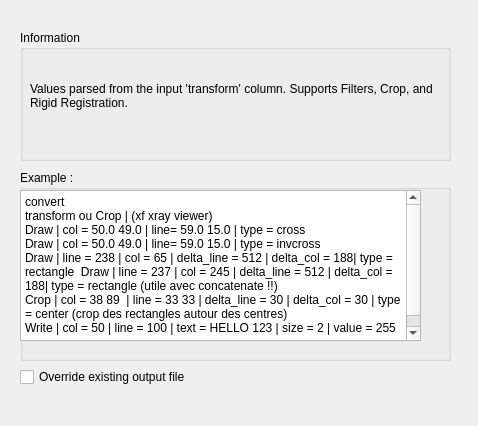
The window that orangecontrib/IMG4IT/widgets/designer/ow_image_apply_transform.ui (TigerODM/TigerODM) describes before a commit, drawn with Qt 5.
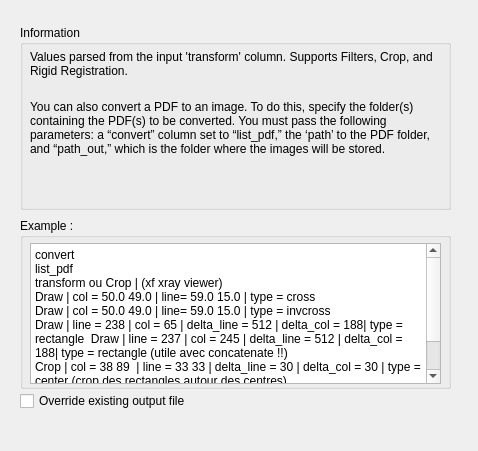
The same window after the commit.

What changed in the file:
```diff
--- a/orangecontrib/IMG4IT/widgets/designer/ow_image_apply_transform.ui
+++ b/orangecontrib/IMG4IT/widgets/designer/ow_image_apply_transform.ui
@@ -7,7 +7,7 @@
     <x>0</x>
     <y>0</y>
     <width>478</width>
-    <height>426</height>
+    <height>451</height>
    </rect>
   </property>
   <property name="windowTitle">
@@ -17,9 +17,9 @@
    <property name="geometry">
     <rect>
      <x>20</x>
-     <y>30</y>
+     <y>25</y>
      <width>431</width>
-     <height>131</height>
+     <height>185</height>
     </rect>
    </property>
    <property name="title">
@@ -29,14 +29,36 @@
     <property name="geometry">
      <rect>
       <x>10</x>
-      <y>30</y>
+      <y>25</y>
       <width>411</width>
-      <height>71</height>
+      <height>45</height>
      </rect>
     </property>
     <property name="text">
      <string>Values parsed from the input 'transform' column. Supports Filters, Crop, and Rigid Registration.</string>
     </property>
+    <property name="alignment">
+     <set>Qt::AlignLeading|Qt::AlignLeft|Qt::AlignTop</set>
+    </property>
+    <property name="wordWrap">
+     <bool>true</bool>
+    </property>
+   </widget>
+   <widget class="QLabel" name="Description_info_2">
+    <property name="geometry">
+     <rect>
+      <x>10</x>
+      <y>75</y>
+      <width>411</width>
+      <height>105</height>
+     </rect>
+    </property>
+    <property name="text">
+     <string>You can also convert a PDF to an image. To do this, specify the folder(s) containing the PDF(s) to be converted. You must pass the following parameters: a “convert” column set to “list_pdf,” the ‘path’ to the PDF folder, and “path_out,” which is the folder where the images will be stored.</string>
+    </property>
+    <property name="alignment">
+     <set>Qt::AlignLeading|Qt::AlignLeft|Qt::AlignTop</set>
+    </property>
     <property name="wordWrap">
      <bool>true</bool>
     </property>
@@ -46,9 +68,9 @@
    <property name="geometry">
     <rect>
      <x>20</x>
-     <y>170</y>
+     <y>218</y>
      <width>431</width>
-     <height>191</height>
+     <height>171</height>
     </rect>
    </property>
    <property name="title">
@@ -57,14 +79,15 @@
    <widget class="QPlainTextEdit" name="plainTextEdit">
     <property name="geometry">
      <rect>
-      <x>0</x>
-      <y>20</y>
-      <width>401</width>
-      <height>151</height>
+      <x>10</x>
+      <y>25</y>
+      <width>411</width>
+      <height>141</height>
      </rect>
     </property>
     <property name="plainText">
      <string>convert
+list_pdf
 transform ou Crop | (xf xray viewer)
 Draw | col = 50.0 49.0 | line= 59.0 15.0 | type = cross
 Draw | col = 50.0 49.0 | line= 59.0 15.0 | type = invcross
@@ -79,7 +102,7 @@
    <property name="geometry">
     <rect>
      <x>20</x>
-     <y>366</y>
+     <y>390</y>
      <width>331</width>
      <height>22</height>
     </rect>
```
